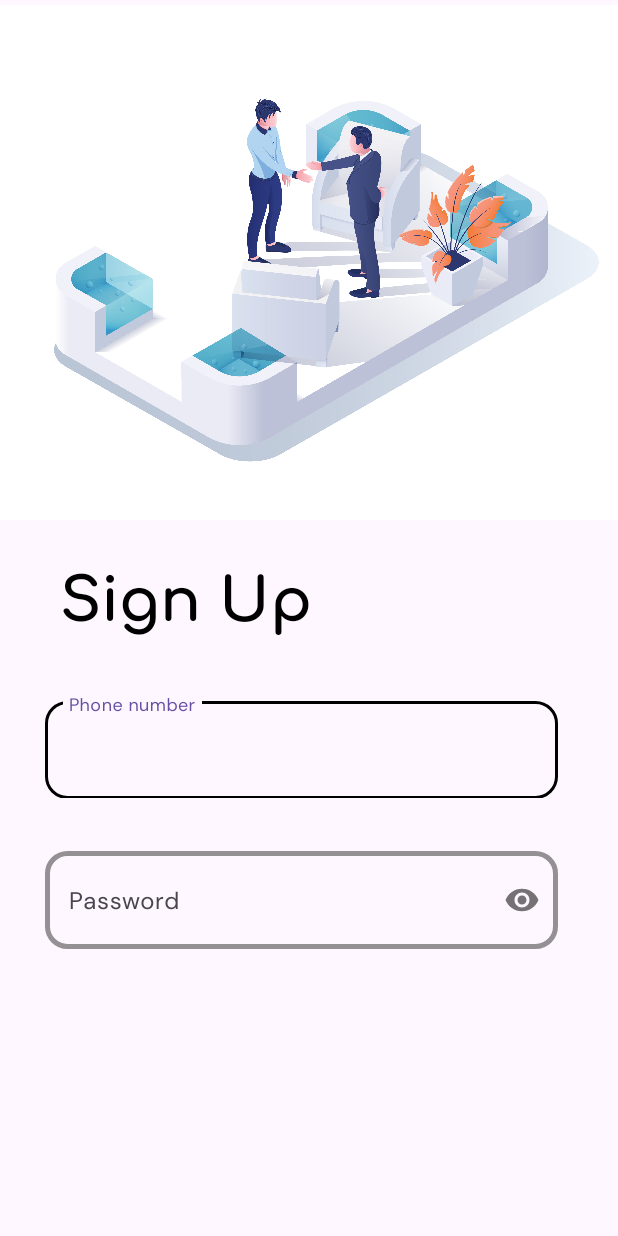
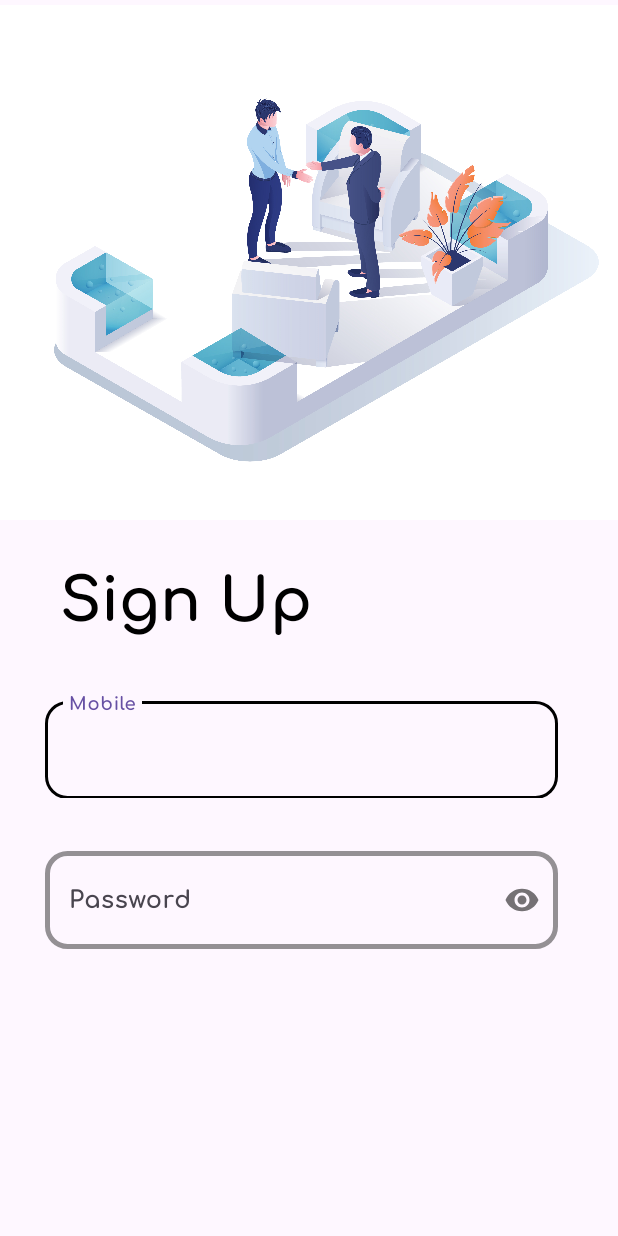
Before and after one commit to Suru-web/SkillSeek, an Android app: the screen it shows after launch (MainActivity), on a phone screen of 412 x 824 dp. Run offline under Robolectric (Android 15) with nearby library versions, the phone set to English and light mode, and no system bars; Roboto replaces fonts that are not available here.

Commit message:
changed fonts

```diff
--- a/app/src/main/res/layout/activity_main.xml
+++ b/app/src/main/res/layout/activity_main.xml
@@ -69,8 +69,8 @@
             <com.google.android.material.textfield.TextInputEditText
                 android:layout_width="match_parent"
                 android:layout_height="65dp"
-                android:fontFamily="@font/dm_sans"
-                android:hint="Phone number"
+                android:fontFamily="@font/comfortaa_bold"
+                android:hint="Mobile"
                 android:inputType="phone"
                 android:textColor="@color/black"
                 android:textColorHint="@color/black"
@@ -100,7 +100,7 @@
             <com.google.android.material.textfield.TextInputEditText
                 android:layout_width="match_parent"
                 android:layout_height="65dp"
-                android:fontFamily="@font/dm_sans"
+                android:fontFamily="@font/comfortaa_bold"
                 android:hint="Password"
                 android:inputType="textPassword"
                 android:textColor="@color/black"
```
